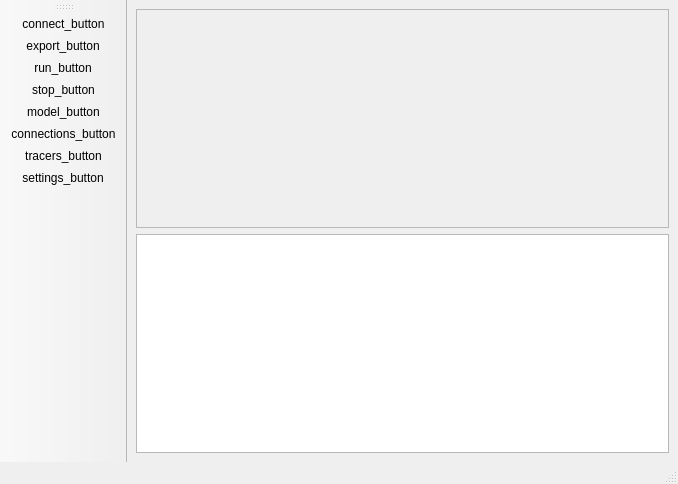
Qt form client/ui/MainWindow.ui (littlehobbit/ns-client) before a commit.
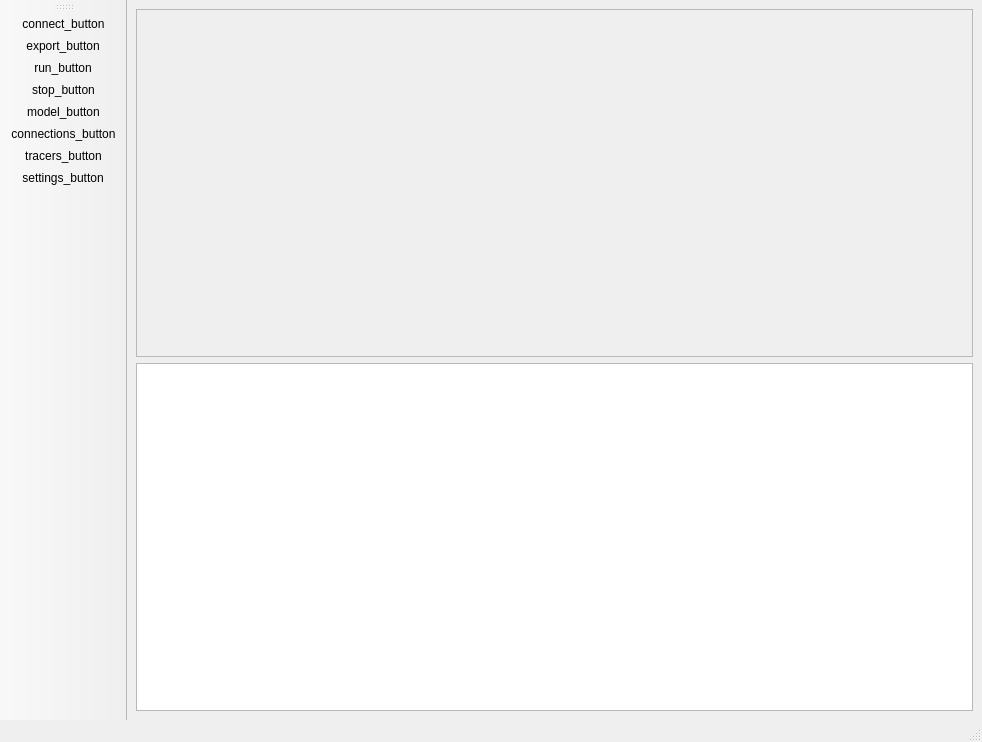
The same form after that commit. Icons and pictures are not drawn.

Commit message: update default window size

```diff
--- a/client/ui/MainWindow.ui
+++ b/client/ui/MainWindow.ui
@@ -6,8 +6,8 @@
    <rect>
     <x>0</x>
     <y>0</y>
-    <width>678</width>
-    <height>484</height>
+    <width>982</width>
+    <height>742</height>
    </rect>
   </property>
   <property name="windowTitle">
```
Left out of the diff: 2 changed lines with no effect on the pictures.
